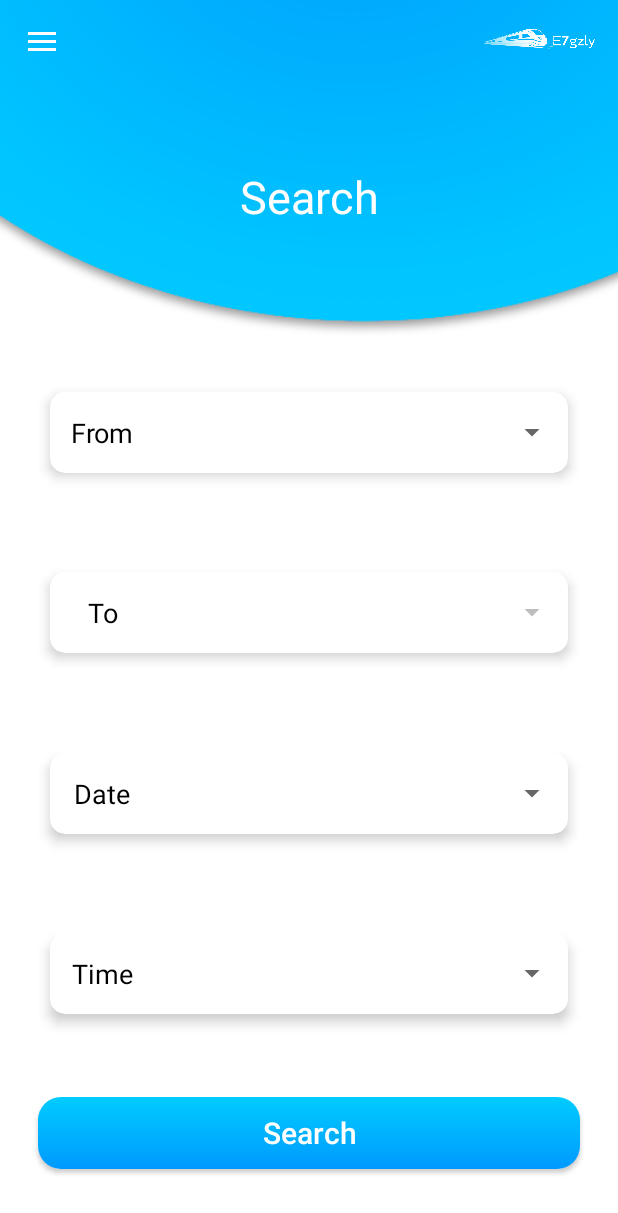
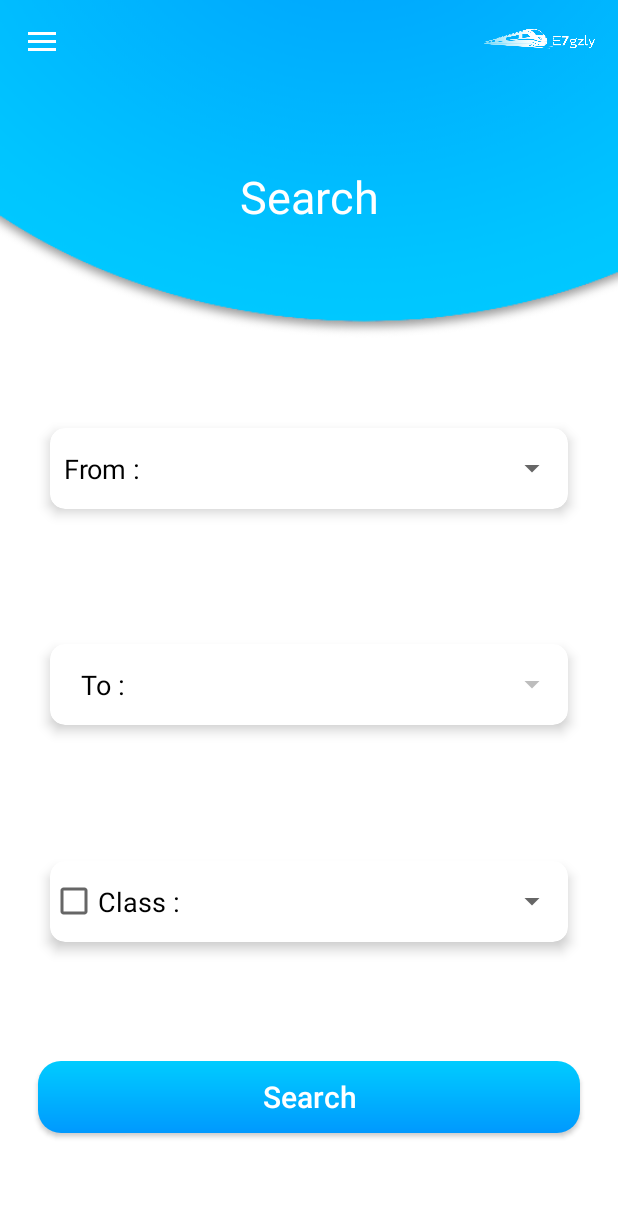
Before and after one commit to AhmedBaheg/E7gzly-V0.0, an Android app: the SearchFragment screen opened directly, with no data from a screen before it, on a phone screen of 412 x 824 dp. Shown: the top 1213 px of the screen. Run offline under Robolectric (Android 15) with nearby library versions, the phone set to English and light mode, and no system bars; our stand-ins replace Firebase (no records; nobody signed in at launch, a user with empty details on screens opened directly); 2 statements that could not run were skipped.

Commit message:
initial Commit

```diff
--- a/app/src/main/java/com/example/e7gzly/fragment/SearchFragment.java
+++ b/app/src/main/java/com/example/e7gzly/fragment/SearchFragment.java
@@ -29,7 +29,7 @@ import java.util.ArrayList;
 /**
  * A simple {@link Fragment} subclass.
  */
-public class SearchFragment extends Fragment {
+public class SearchFragment extends Fragment implements AdapterView.OnItemSelectedListener {
 
     private View v;
 
@@ -41,6 +41,7 @@ public class SearchFragment extends Fragment {
     private StationAdapter from_adapter, to_adapter;
     private Spinner from_spinner, to_spinner, date_spinner, time_spinner;
     private Button search_btn;
+    private ArrayList<StationsModel> stations_list = new ArrayList<>();
 
     @Override
     public View onCreateView(LayoutInflater inflater, ViewGroup container, Bundle savedInstanceState) {
@@ -51,8 +52,7 @@ public class SearchFragment extends Fragment {
         databaseReference.keepSynced(true);
         from_spinner = v.findViewById(R.id.sp_from);
         to_spinner = v.findViewById(R.id.sp_to);
-        date_spinner = v.findViewById(R.id.sp_date);
-        time_spinner = v.findViewById(R.id.sp_time);
+        date_spinner = v.findViewById(R.id.sp_train_class);
         search_btn = v.findViewById(R.id.btn_search);
         to_spinner.setEnabled(false);
         return v;
@@ -87,38 +87,44 @@ public class SearchFragment extends Fragment {
 
     }
 
-    private void spinnerSelected(ArrayList<StationsModel> stations_list) {
+    private void spinnerSelected(final ArrayList<StationsModel> stations_list) {
+        this.stations_list=stations_list;
         from_adapter = new StationAdapter(getContext(), stations_list);
-        to_adapter = new StationAdapter(getContext(), stations_list);
+
         from_spinner.setAdapter(from_adapter);
-        to_spinner.setAdapter(to_adapter);
-        from_spinner.setOnItemSelectedListener(new AdapterView.OnItemSelectedListener() {
-            @Override
-            public void onItemSelected(AdapterView<?> parent, View view, int position, long id) {
-                StationsModel stations_click = (StationsModel) from_spinner.getSelectedItem();
-                selected_from = stations_click.getSt_name();
-                selected_from_id = stations_click.getSt_id();
+
+        from_spinner.setOnItemSelectedListener(this);
+        to_spinner.setOnItemSelectedListener(this);
+
+    }
+
+    @Override
+    public void onItemSelected(AdapterView<?> parent, View view, int position, long id) {
+        switch (parent.getId()) {
+            case R.id.sp_from :
+                StationsModel from_click = (StationsModel) from_spinner.getSelectedItem();
+                selected_from = from_click.getSt_name();
+                selected_from_id = from_click.getSt_id();
                 if (position !=0){
+                    to_adapter = new StationAdapter(getContext(), stations_list,position);
+                    to_spinner.setAdapter(to_adapter);
                     to_spinner.setEnabled(true);
+                }else {
+                    to_spinner.setAdapter(null);
+                    to_spinner.setEnabled(false);
                 }
-            }
+                break;
+            case R.id.sp_to :
+                StationsModel to_click = (StationsModel) to_spinner.getSelectedItem();
+                selected_to = to_click.getSt_name();
+                selected_to_id = to_click.getSt_id();
+                break;
 
-            @Override
-            public void onNothingSelected(AdapterView<?> parent) {
+        }
+    }
 
-            }
-        });
-        to_spinner.setOnItemSelectedListener(new AdapterView.OnItemSelectedListener() {
-            @Override
-            public void onItemSelected(AdapterView<?> parent, View view, int position, long id) {
-
-            }
-
-            @Override
-            public void onNothingSelected(AdapterView<?> parent) {
-
-            }
-        });
+    @Override
+    public void onNothingSelected(AdapterView<?> parent) {
 
     }
 }
--- a/app/src/main/res/layout/activity_login.xml
+++ b/app/src/main/res/layout/activity_login.xml
@@ -146,9 +146,11 @@
         android:layout_marginStart="25dp"
         android:layout_marginTop="20dp"
         android:layout_marginEnd="25dp"
+        android:layout_marginBottom="8dp"
         android:background="@drawable/btn_login_now"
         android:text="Login"
         android:textColor="#fff"
+        app:layout_constraintBottom_toBottomOf="parent"
         app:layout_constraintEnd_toEndOf="@id/ed_Password_login"
         app:layout_constraintStart_toStartOf="@id/ed_Password_login"
         app:layout_constraintTop_toBottomOf="@id/ed_Password_login" />
--- a/app/src/main/res/layout/app_bar.xml
+++ b/app/src/main/res/layout/app_bar.xml
@@ -6,7 +6,6 @@
     android:layout_height="match_parent"
     android:background="@drawable/bg_app"
     tools:context=".activity.Home">
-
 
     <androidx.appcompat.widget.Toolbar
         android:id="@+id/main_toolbar"
--- a/app/src/main/res/layout/fragment_search.xml
+++ b/app/src/main/res/layout/fragment_search.xml
@@ -22,6 +22,7 @@
         app:layout_constraintEnd_toEndOf="parent"
         app:layout_constraintStart_toStartOf="parent"
         app:layout_constraintTop_toTopOf="parent">
+
         <LinearLayout
             android:layout_width="match_parent"
             android:layout_height="match_parent">
@@ -32,21 +33,19 @@
                 android:layout_gravity="top|start"
                 android:gravity="center"
                 android:padding="5dp"
-            android:text="From"
+                android:text="From :"
                 android:textColor="@android:color/black"
                 android:textSize="18sp" />
 
             <Spinner
                 android:id="@+id/sp_from"
-            android:layout_gravity="center"
                 android:layout_width="match_parent"
-            android:layout_height="wrap_content" />
+                android:layout_height="match_parent"
+                android:layout_gravity="center" />
 
         </LinearLayout>
 
     </androidx.cardview.widget.CardView>
-
-
 
 
     <androidx.cardview.widget.CardView
@@ -59,7 +58,7 @@
         app:cardElevation="5dp"
         app:cardPreventCornerOverlap="true"
         app:cardUseCompatPadding="true"
-        app:layout_constraintBottom_toTopOf="@+id/cv_date"
+        app:layout_constraintBottom_toTopOf="@+id/cv_class"
         app:layout_constraintEnd_toEndOf="parent"
         app:layout_constraintStart_toStartOf="parent"
         app:layout_constraintTop_toBottomOf="@+id/cv_from">
@@ -71,64 +70,24 @@
             <TextView
                 android:layout_width="70dp"
                 android:layout_height="match_parent"
-                android:layout_gravity="top|start"
                 android:gravity="center"
                 android:padding="5dp"
-                android:text="To"
+                android:text="To :"
                 android:textColor="@android:color/black"
                 android:textSize="18sp" />
 
             <Spinner
                 android:id="@+id/sp_to"
-                android:layout_gravity="center"
                 android:layout_width="match_parent"
-                android:layout_height="wrap_content" />
+                android:layout_height="match_parent"
+                android:layout_gravity="center" />
 
         </LinearLayout>
 
     </androidx.cardview.widget.CardView>
 
     <androidx.cardview.widget.CardView
-        android:id="@+id/cv_date"
-        android:layout_width="match_parent"
-        android:layout_height="75dp"
-        android:layout_marginStart="25dp"
-        android:layout_marginEnd="25dp"
-        app:cardCornerRadius="10dp"
-        app:cardElevation="5dp"
-        app:cardPreventCornerOverlap="true"
-        app:cardUseCompatPadding="true"
-        app:layout_constraintBottom_toTopOf="@+id/cv_time"
-        app:layout_constraintEnd_toEndOf="parent"
-        app:layout_constraintStart_toStartOf="parent"
-        app:layout_constraintTop_toBottomOf="@+id/cv_to">
-
-        <LinearLayout
-            android:layout_width="match_parent"
-            android:layout_height="match_parent">
-
-            <TextView
-                android:layout_width="70dp"
-                android:layout_height="match_parent"
-                android:layout_gravity="top|start"
-                android:gravity="center"
-                android:padding="5dp"
-                android:text="Date"
-                android:textColor="@android:color/black"
-                android:textSize="18sp" />
-
-            <Spinner
-                android:id="@+id/sp_date"
-                android:layout_gravity="center"
-                android:layout_width="match_parent"
-                android:layout_height="wrap_content" />
-
-        </LinearLayout>
-
-    </androidx.cardview.widget.CardView>
-
-    <androidx.cardview.widget.CardView
-        android:id="@+id/cv_time"
+        android:id="@+id/cv_class"
         android:layout_width="match_parent"
         android:layout_height="75dp"
         android:layout_marginStart="25dp"
@@ -140,26 +99,25 @@
         app:layout_constraintBottom_toTopOf="@+id/btn_search"
         app:layout_constraintEnd_toEndOf="parent"
         app:layout_constraintStart_toStartOf="parent"
-        app:layout_constraintTop_toBottomOf="@+id/cv_date">
+        app:layout_constraintTop_toBottomOf="@+id/cv_to">
 
         <LinearLayout
             android:layout_width="match_parent"
             android:layout_height="match_parent">
 
-            <TextView
-                android:layout_width="70dp"
+            <CheckBox
+                android:id="@+id/cb_class"
+                android:layout_width="wrap_content"
                 android:layout_height="match_parent"
-                android:layout_gravity="top|start"
                 android:gravity="center"
-                android:padding="5dp"
-                android:text="Time"
-                android:textColor="@android:color/black"
+                android:text="Class :"
                 android:textSize="18sp" />
 
             <Spinner
-                android:id="@+id/sp_time"
+                android:id="@+id/sp_train_class"
                 android:layout_width="match_parent"
-                android:layout_height="match_parent" />
+                android:layout_height="match_parent"
+                android:layout_gravity="center" />
 
         </LinearLayout>
 
@@ -180,7 +138,7 @@
         app:layout_constraintBottom_toBottomOf="parent"
         app:layout_constraintEnd_toEndOf="parent"
         app:layout_constraintStart_toStartOf="parent"
-        app:layout_constraintTop_toBottomOf="@+id/cv_time" />
+        app:layout_constraintTop_toBottomOf="@+id/cv_class" />
 
 
 </androidx.constraintlayout.widget.ConstraintLayout>
--- a/app/src/main/res/menu/menu.xml
+++ b/app/src/main/res/menu/menu.xml
@@ -7,23 +7,19 @@
 
         <item
             android:id="@+id/get_ticket"
-            android:checkable="true"
             android:checked="true"
             android:icon="@drawable/ic_ticket_office"
             android:title="Get Ticket" />
         <item
             android:id="@+id/ticket"
-            android:checkable="true"
             android:icon="@drawable/ic_ticket"
             android:title="My Ticket" />
         <item
             android:id="@+id/settings"
-            android:checkable="true"
             android:icon="@drawable/ic_settings"
             android:title="Settings" />
         <item
             android:id="@+id/logout"
-            android:checkable="true"
             android:icon="@drawable/ic_logout"
             android:title="Logout" />
     </group>
```
Also changed, not shown: app/src/main/java/com/example/e7gzly/adapters/StationAdapter.java (+26 -10 lines), app/src/main/res/layout/activity_sign_up.xml (+13 -4 lines), app/src/main/res/layout/statiom_spinner_raw.xml (+4 -3 lines), app/src/main/res/values/array.xml (+4 -8 lines). Lines whose indentation alone changed are shown as unchanged.
